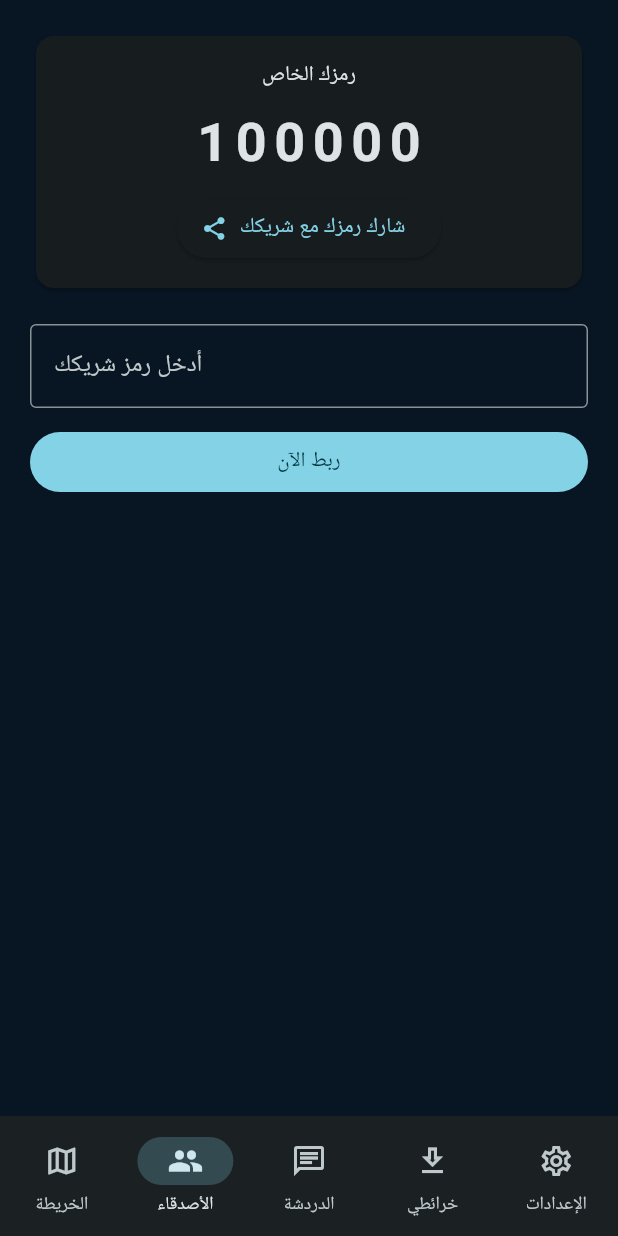
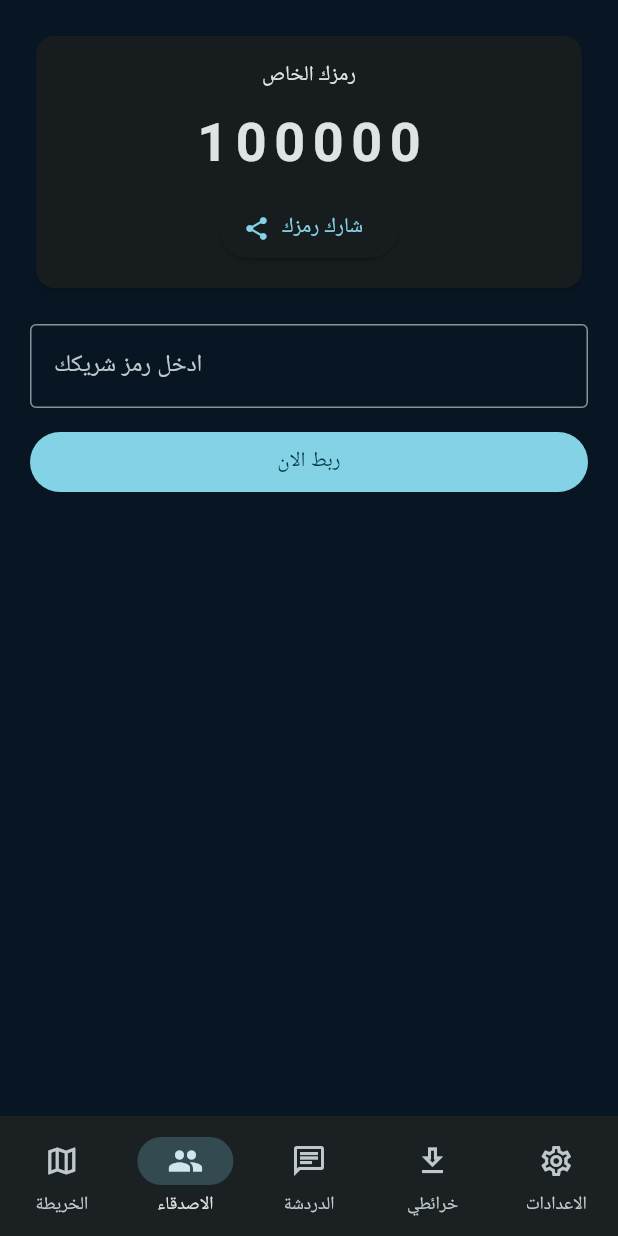
Before and after one commit to mshati-med/gps-limam-pro, a Flutter app: the screen it shows after launch, item 2 of the bottom bar chosen, on a phone screen of 412 x 824 dp. Run offline on Flutter 3.47's test engine with Material 3 defaults, Android fonts, the phone set to English and light mode, and no system bars; our stand-ins replace flutter_map, geolocator, latlong2, share_plus, shared_preferences.

Commit message:
Update main.dart

```diff
--- a/lib/main.dart
+++ b/lib/main.dart
@@ -52,17 +52,17 @@ class _HomePageState extends State<HomePage> {
   final MapController _mapController = MapController();
   int _tab = 0;
   LatLng _center = const LatLng(18.0735, -15.9582);
-  String _status = 'الخريطة جاهزة — فعّل GPS';
+  String _status = 'الخريطة جاهزة - فعل GPS';
   bool _locating = false;
 
   Future<void> _locateMe() async {
-    setState(() { _locating = true; _status = 'جارٍ تحديد الموقع...'; });
+    setState(() { _locating = true; _status = 'جار تحديد الموقع...'; });
     try {
-      if (!await Geolocator.isLocationServiceEnabled()) { setState(()=>_status='شغّل GPS'); return; }
+      if (!await Geolocator.isLocationServiceEnabled()) { setState(()=>_status='شغل GPS'); return; }
       var p = await Geolocator.checkPermission();
       if (p == LocationPermission.denied) p = await Geolocator.requestPermission();
       if (p == LocationPermission.denied || p == LocationPermission.deniedForever) { setState(()=>_status='يلزم السماح بالموقع'); return; }
-      final pos = await Geolocator.getCurrentPosition(locationSettings: const LocationSettings(accuracy: LocationAccuracy.high, timeLimit: Duration(seconds: 20)));
+      final pos = await Geolocator.getCurrentPosition(desiredAccuracy: LocationAccuracy.high);
       _center = LatLng(pos.latitude, pos.longitude);
       _mapController.move(_center, 15);
       setState(()=>_status='تم تحديد موقعك');
@@ -72,7 +72,6 @@ class _HomePageState extends State<HomePage> {
 
   @override Widget build(BuildContext context) {
     final pages = <Widget>[
-      // 0 الخريطة
       Stack(children: [
         FlutterMap(mapController: _mapController, options: MapOptions(initialCenter: _center, initialZoom: 11), children: [
           TileLayer(urlTemplate: 'https://tile.openstreetmap.org/{z}/{x}/{y}.png', userAgentPackageName: 'com.gpslimam.app'),
@@ -81,33 +80,28 @@ class _HomePageState extends State<HomePage> {
         ]),
         Positioned(top: 14, right: 14, left: 14, child: Card(elevation: 4, child: Padding(padding: const EdgeInsets.symmetric(horizontal: 14, vertical: 12), child: Row(children: [
           const Icon(Icons.explore, color: Color(0xFF13B8D5), size: 30),
-          const Expanded(child: Column(crossAxisAlignment: CrossAxisAlignment.start, children: [Text('GPS LIMAM', style: TextStyle(fontWeight: FontWeight.bold, fontSize: 17)), Text('خرائطك • أصدقاؤك • طريقك', style: TextStyle(fontSize: 12))])),
-          IconButton(tooltip: 'تبديل المظهر', onPressed: widget.onToggleTheme, icon: Icon(widget.isDark? Icons.light_mode : Icons.dark_mode)),
+          const Expanded(child: Column(crossAxisAlignment: CrossAxisAlignment.start, children: [Text('GPS LIMAM', style: TextStyle(fontWeight: FontWeight.bold, fontSize: 17)), Text('خرائطك • اصدقاؤك • طريقك', style: TextStyle(fontSize: 12))])),
+          IconButton(onPressed: widget.onToggleTheme, icon: Icon(widget.isDark? Icons.light_mode : Icons.dark_mode)),
           IconButton(onPressed: (){ Share.share('موقعي: https://maps.google.com/?q=${_center.latitude},${_center.longitude}'); }, icon: const Icon(Icons.share)),
         ])))),
         Positioned(bottom: 22, right: 16, child: FloatingActionButton(heroTag: 'locate', onPressed: _locating? null : _locateMe, child: _locating? const SizedBox(width: 22, height: 22, child: CircularProgressIndicator(strokeWidth: 2)) : const Icon(Icons.my_location))),
         Positioned(bottom: 24, left: 16, child: Container(padding: const EdgeInsets.symmetric(horizontal: 12, vertical: 8), decoration: BoxDecoration(color: Theme.of(context).colorScheme.surface.withValues(alpha:.94), borderRadius: BorderRadius.circular(14)), child: Text(_status, style: const TextStyle(fontSize: 12)))),
       ]),
-      // 1 الأصدقاء
       const FriendsPage(),
-      // 2 الدردشة
       const ChatPage(),
-      // 3 خرائطي
-      Center(child: Padding(padding: const EdgeInsets.all(28), child: Column(mainAxisSize: MainAxisSize.min, children: [Icon(Icons.download_for_offline_outlined, size: 64, color: Theme.of(context).colorScheme.primary), const SizedBox(height: 16), const Text('الخرائط المحفوظة قريبا'), const SizedBox(height: 8), const Text('سنضيف تنزيل مناطق للعمل بدون انترنت', textAlign: TextAlign.center)]))),
-      // 4 الإعدادات
+      const Center(child: Text('الخرائط المحفوظة قريبا - Offline')),
       const SettingsPage(),
     ];
     return Scaffold(body: SafeArea(child: pages[_tab]), bottomNavigationBar: NavigationBar(selectedIndex: _tab, onDestinationSelected: (i)=>setState(()=>_tab=i), destinations: const [
       NavigationDestination(icon: Icon(Icons.map_outlined), selectedIcon: Icon(Icons.map), label: 'الخريطة'),
-      NavigationDestination(icon: Icon(Icons.people_outline), selectedIcon: Icon(Icons.people), label: 'الأصدقاء'),
+      NavigationDestination(icon: Icon(Icons.people_outline), selectedIcon: Icon(Icons.people), label: 'الاصدقاء'),
       NavigationDestination(icon: Icon(Icons.chat_outlined), selectedIcon: Icon(Icons.chat), label: 'الدردشة'),
       NavigationDestination(icon: Icon(Icons.download_outlined), selectedIcon: Icon(Icons.download), label: 'خرائطي'),
-      NavigationDestination(icon: Icon(Icons.settings_outlined), selectedIcon: Icon(Icons.settings), label: 'الإعدادات'),
+      NavigationDestination(icon: Icon(Icons.settings_outlined), selectedIcon: Icon(Icons.settings), label: 'الاعدادات'),
     ]));
   }
 }
 
-// ============ صفحة الأصدقاء - ربط برمز ============
 class FriendsPage extends StatefulWidget { const FriendsPage({super.key}); @override State<FriendsPage> createState() => _FriendsPageState(); }
 class _FriendsPageState extends State<FriendsPage> {
   String myCode = ''; String partner = ''; final _ctrl = TextEditingController();
@@ -115,7 +109,7 @@ class _FriendsPageState extends State<FriendsPage> {
   Future<void> _load() async {
     final p = await SharedPreferences.getInstance();
     String code = p.getString('my_code')?? '';
-    if(code.isEmpty){ code = (100000 + DateTime.now().millisecond * 123 % 900000).toString().substring(0,6); await p.setString('my_code', code); }
+    if(code.isEmpty){ code = (100000 + DateTime.now().millisecondsSinceEpoch % 900000).toString(); await p.setString('my_code', code); }
     setState(() { myCode = code; partner = p.getString('partner_code')?? ''; });
   }
   Future<void> _link() async {
@@ -123,7 +117,7 @@ class _FriendsPageState extends State<FriendsPage> {
     final p = await SharedPreferences.getInstance();
     await p.setString('partner_code', _ctrl.text.trim());
     setState(()=> partner = _ctrl.text.trim());
-    ScaffoldMessenger.of(context).showSnackBar(const SnackBar(content: Text('تم الربط! اذهب للدردشة')));
+    if(mounted) ScaffoldMessenger.of(context).showSnackBar(const SnackBar(content: Text('تم الربط! اذهب للدردشة')));
   }
   Future<void> _unlink() async {
     final p = await SharedPreferences.getInstance();
@@ -135,21 +129,20 @@ class _FriendsPageState extends State<FriendsPage> {
         const Text('رمزك الخاص'), const SizedBox(height: 8),
         Text(myCode, style: const TextStyle(fontSize: 36, fontWeight: FontWeight.bold, letterSpacing: 5)),
         const SizedBox(height: 8),
-        ElevatedButton.icon(onPressed: ()=> Share.share('رمز GPS LIMAM الخاص بي: $myCode'), icon: const Icon(Icons.share), label: const Text('شارك رمزك مع شريكك')),
+        ElevatedButton.icon(onPressed: ()=> Share.share('رمز GPS LIMAM الخاص بي: $myCode'), icon: const Icon(Icons.share), label: const Text('شارك رمزك')),
       ]))),
       const SizedBox(height: 20),
       if(partner.isEmpty)...[
-        TextField(controller: _ctrl, decoration: const InputDecoration(labelText: 'أدخل رمز شريكك', border: OutlineInputBorder())),
+        TextField(controller: _ctrl, decoration: const InputDecoration(labelText: 'ادخل رمز شريكك', border: OutlineInputBorder())),
         const SizedBox(height: 12),
-        FilledButton(onPressed: _link, child: const Text('ربط الآن')),
+        FilledButton(onPressed: _link, child: const Text('ربط الان')),
       ] else...[
-        Card(color: Colors.green.withOpacity(0.15), child: ListTile(leading: const Icon(Icons.link, color: Colors.green), title: Text('مرتبط مع: $partner'), subtitle: const Text('يمكنكم الآن الدردشة وإرسال المواقع'), trailing: IconButton(icon: const Icon(Icons.link_off), onPressed: _unlink))),
+        Card(color: Theme.of(context).colorScheme.primary.withValues(alpha: 0.15), child: ListTile(leading: const Icon(Icons.link, color: Colors.green), title: Text('مرتبط مع: $partner'), subtitle: const Text('يمكنكم الدردشة الان'), trailing: IconButton(icon: const Icon(Icons.link_off), onPressed: _unlink))),
       ],
     ]));
   }
 }
 
-// ============ صفحة الدردشة بين شخصين ============
 class ChatPage extends StatefulWidget { const ChatPage({super.key}); @override State<ChatPage> createState() => _ChatPageState(); }
 class _ChatPageState extends State<ChatPage> {
   final _msgCtrl = TextEditingController(); List<Map> _msgs = []; String partner = '';
@@ -174,29 +167,28 @@ class _ChatPageState extends State<ChatPage> {
     try{
       var perm = await Geolocator.checkPermission();
       if(perm==LocationPermission.denied) perm = await Geolocator.requestPermission();
-      final pos = await Geolocator.getCurrentPosition();
-      _send('📍 https://maps.google.com/?q=${pos.latitude},${pos.longitude}', loc: true);
+      final pos = await Geolocator.getCurrentPosition(desiredAccuracy: LocationAccuracy.high);
+      _send('https://maps.google.com/?q=${pos.latitude},${pos.longitude}', loc: true);
     } catch(_){}
   }
   @override Widget build(BuildContext context) {
     if(partner.isEmpty){
-      return const Center(child: Padding(padding: EdgeInsets.all(28), child: Text('اذهب لتبويب الأصدقاء واربط مع شريكك أولا لتبدأ الدردشة', textAlign: TextAlign.center)));
+      return const Center(child: Padding(padding: EdgeInsets.all(28), child: Text('اذهب لتبويب الاصدقاء واربط مع شريكك اولا', textAlign: TextAlign.center)));
     }
     return Column(children: [
-      ListTile(title: Text('شريكي: $partner'), subtitle: const Text('محادثة خاصة'), trailing: IconButton(icon: const Icon(Icons.my_location), onPressed: _sendLocation)),
+      ListTile(title: Text('شريكي: $partner'), trailing: IconButton(icon: const Icon(Icons.my_location), onPressed: _sendLocation)),
       const Divider(height: 1),
       Expanded(child: ListView.builder(itemCount: _msgs.length, padding: const EdgeInsets.all(12), itemBuilder: (c,i){
         var m = _msgs[i];
         return Align(alignment: m['me']? Alignment.centerRight : Alignment.centerLeft, child: Container(margin: const EdgeInsets.symmetric(vertical: 4), padding: const EdgeInsets.symmetric(horizontal: 14, vertical: 10), decoration: BoxDecoration(color: m['me']? const Color(0xFF13B8D5) : Theme.of(context).colorScheme.surfaceContainerHighest, borderRadius: BorderRadius.circular(16)), child: Column(crossAxisAlignment: CrossAxisAlignment.start, children: [
-          if(m['loc']==true) InkWell(onTap: (){ Share.share(m['text']); }, child: Text(m['text'], style: const TextStyle(color: Colors.white, decoration: TextDecoration.underline))),
-          if(m['loc']!=true) Text(m['text'], style: TextStyle(color: m['me']? Colors.white : null)),
+          Text(m['text'], style: TextStyle(color: m['me']? Colors.white : null)),
           const SizedBox(height: 2),
           Text(m['time'], style: TextStyle(fontSize: 10, color: m['me']? Colors.white70 : Colors.grey)),
         ])));
       })),
       SafeArea(child: Padding(padding: const EdgeInsets.all(8), child: Row(children: [
         IconButton(icon: const Icon(Icons.location_on, color: Colors.red), onPressed: _sendLocation),
-        Expanded(child: TextField(controller: _msgCtrl, decoration: const InputDecoration(hintText: 'اكتب رسالة...', border: OutlineInputBorder(), contentPadding: EdgeInsets.symmetric(horizontal: 12, vertical: 8)), onSubmitted: (v)=>_send(v))),
+        Expanded(child: TextField(controller: _msgCtrl, decoration: const InputDecoration(hintText: 'اكتب رسالة...', border: OutlineInputBorder()), onSubmitted: (v)=>_send(v))),
         const SizedBox(width: 6),
         FilledButton(onPressed: ()=>_send(_msgCtrl.text), child: const Icon(Icons.send)),
       ]))),
@@ -204,4 +196,4 @@ class _ChatPageState extends State<ChatPage> {
   }
 }
 
-class SettingsPage extends StatelessWidget { const SettingsPage({super.key}); @override Widget build(BuildContext context) { return const Center(child: Text('الإعدادات - المظهر محفوظ')); } }
+class SettingsPage extends StatelessWidget { const SettingsPage({super.key}); @override Widget build(BuildContext context) { return const Center(child: Text('الاعدادات')); } }
```
